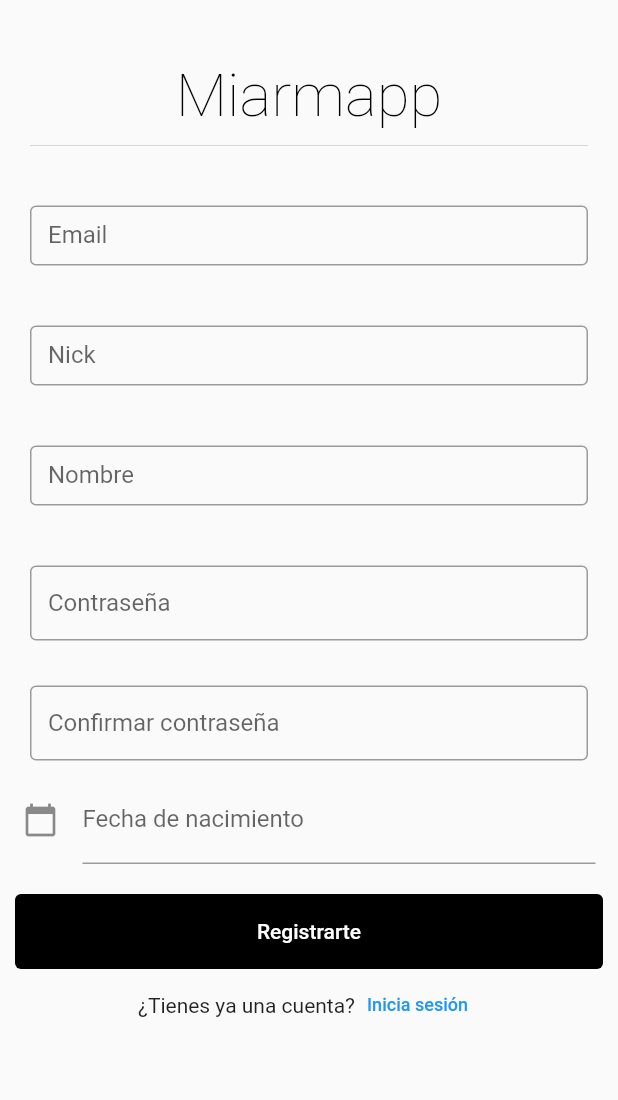
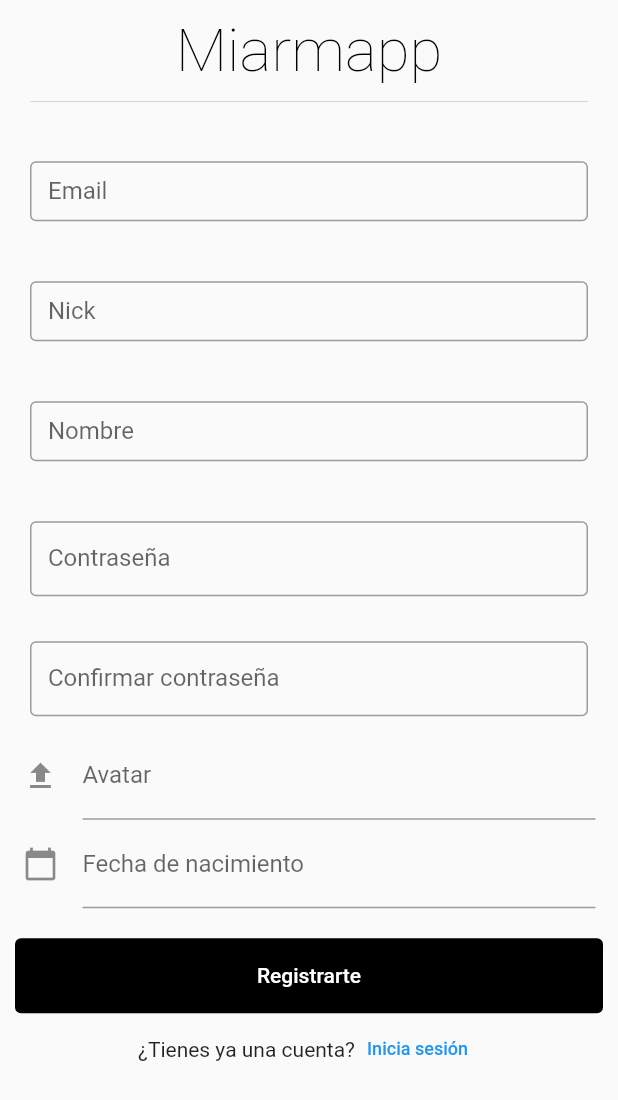
Before and after one commit to Daniel-DLR-02/MIARMA-ProyectoDIPMDM-Frontend, a Flutter app: the RegisterScreen screen opened by its route, on a phone screen of 412 x 824 dp. Shown: the top 1100 px of the screen. Run offline on Flutter 3.47's test engine with Material 2 defaults, Android fonts, the phone set to English and light mode, and no system bars; our stand-ins replace file_picker, font_awesome_flutter, google_fonts, image_picker.

Commit message:
Formulario de registro terminado

```diff
--- a/lib/screens/register_screen.dart
+++ b/lib/screens/register_screen.dart
@@ -1,5 +1,6 @@
 import 'dart:io';
 
+import 'package:file_picker/file_picker.dart';
 import 'package:flutter/material.dart';
 import 'package:google_fonts/google_fonts.dart';
 import 'package:intl/intl.dart';
@@ -18,6 +19,9 @@ class _RegisterScreenState extends State<RegisterScreen> {
   String _range = '';
   String _rangeCount = '';
   TextEditingController dateinput = TextEditingController();
+  final _imagePicker = ImagePicker();
+  String imageSelect = "Imagen no selecionada";
+  FilePickerResult? result;
 
   @override
   void initState() {
@@ -131,56 +135,44 @@ class _RegisterScreenState extends State<RegisterScreen> {
                                   ),
                                 ),
                               ),
-
-                              /*SizedBox(
-                                height: 80,
-                                child: Container(
-                                  margin: const EdgeInsets.all(10),
-                                  padding: const EdgeInsets.all(10),
-                                  child: const TextField(
-                                    decoration: InputDecoration(
-                                      border: OutlineInputBorder(),
-                                      labelText: 'Avatar',
-                                    ),
-                                  ),
-                                ),
-                              ),*/
-
                               Padding(
                                 padding: const EdgeInsets.symmetric(
                                     horizontal: 15.0),
                                 child: TextField(
-                                  controller:
-                                      dateinput, //editing controller of this TextField
                                   decoration: const InputDecoration(
-                                      icon: Icon(Icons
-                                          .calendar_today), //icon of text field
-                                      labelText:
-                                          "Fecha de nacimiento" //label text of field
-                                      ),
-                                  readOnly:
-                                      true, //set it true, so that user will not able to edit text
+                                      icon: Icon(Icons.file_upload),
+                                      labelText: "Avatar"),
+                                  readOnly: true,
+                                  onTap: () async {
+                                    pickFiles("Image");
+                                  },
+                                ),
+                              ),
+                              Padding(
+                                padding: const EdgeInsets.symmetric(
+                                    horizontal: 15.0),
+                                child: TextField(
+                                  controller: dateinput,
+                                  decoration: const InputDecoration(
+                                      icon: Icon(Icons.calendar_today),
+                                      labelText: "Fecha de nacimiento"),
+                                  readOnly: true,
                                   onTap: () async {
                                     DateTime? pickedDate = await showDatePicker(
                                         context: context,
                                         initialDate: DateTime.now(),
-                                        firstDate: DateTime(
-                                            2000), //DateTime.now() - not to allow to choose before today.
+                                        firstDate: DateTime(2000),
                                         lastDate: DateTime(2101));
 
                                     if (pickedDate != null) {
-                                      print(
-                                          pickedDate); //pickedDate output format => 2021-03-10 00:00:00.000
+                                      print(pickedDate);
                                       String formattedDate =
                                           DateFormat('yyyy-MM-dd')
                                               .format(pickedDate);
-                                      print(
-                                          formattedDate); //formatted date output using intl package =>  2021-03-16
-                                      //you can implement different kind of Date Format here according to your requirement
+                                      print(formattedDate);
 
                                       setState(() {
-                                        dateinput.text =
-                                            formattedDate; //set output date to TextField value.
+                                        dateinput.text = formattedDate;
                                       });
                                     } else {
                                       print("Date is not selected");
@@ -228,4 +220,15 @@ class _RegisterScreenState extends State<RegisterScreen> {
                       ),
                     )))));
   }
+
+  pickFiles(String filetype) async {
+    if (filetype == "Image") {
+      imageSelect = "Imagen Seleccionada";
+      result = await FilePicker.platform.pickFiles(type: FileType.image);
+
+      imageSelect = result!.files.first.name;
+
+      setState(() {});
+    }
+  }
 }
```
